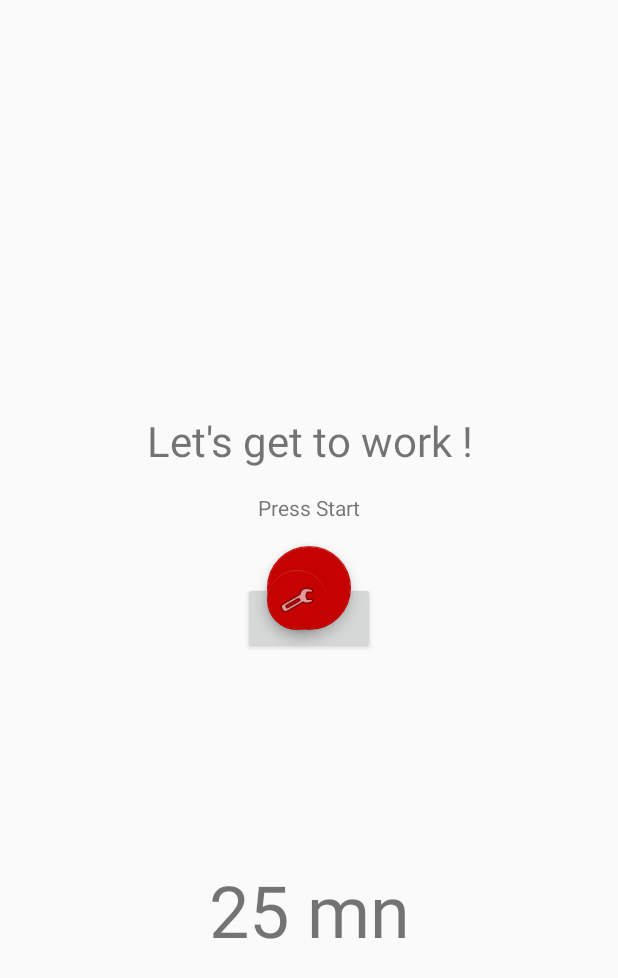
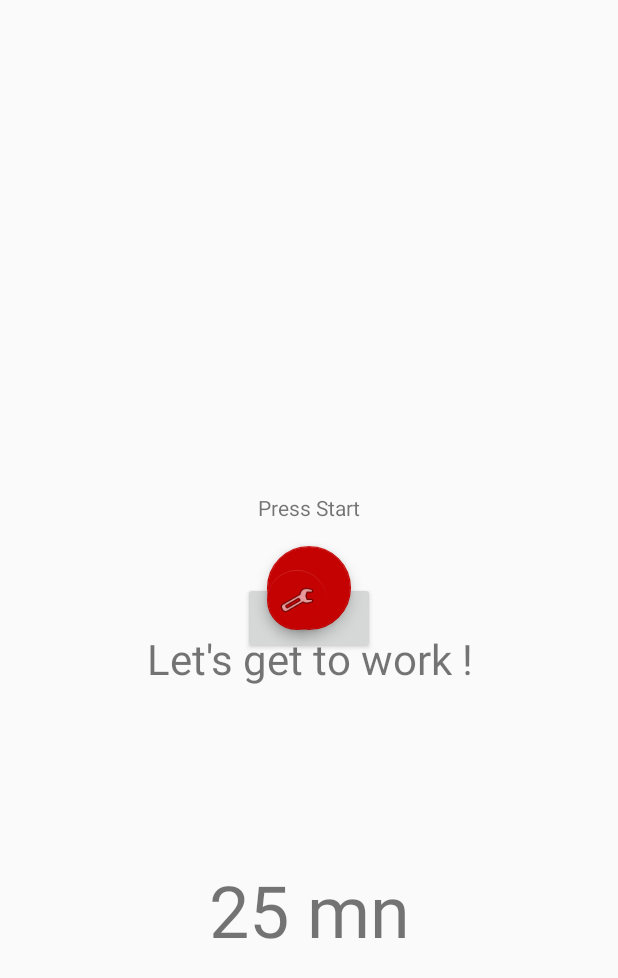
Before and after one commit to pepinpin/microDoro, an Android app: the screen it shows after launch (MainActivity), on a phone screen of 412 x 824 dp. Shown: the top 978 px of the screen. Run offline under Robolectric (Android 15) with nearby library versions, the phone set to English and light mode, and no system bars; libraries missing offline, so code that uses them is left out: com.gospelware.liquidbutton; plain views replace LiquidButton; 2 statements that could not run were skipped.

```diff
--- a/app/src/main/java/net/biospherecorp/microdoro/MainActivity.java
+++ b/app/src/main/java/net/biospherecorp/microdoro/MainActivity.java
@@ -437,14 +437,14 @@ public class MainActivity extends AppCompatActivity {
 	// turn the screen brightness up
 	private void _lightScreenUp(){
 		WindowManager.LayoutParams layout = getWindow().getAttributes();
-		layout.screenBrightness = 0.8f;
+		layout.screenBrightness = -1f;
 		getWindow().setAttributes(layout);
 	}
 
 	// dim the screen brightness down
 	private void _lightScreenDown(){
 		WindowManager.LayoutParams layout = getWindow().getAttributes();
-		layout.screenBrightness = 0.1f;
+		layout.screenBrightness = 0.2f;
 		getWindow().setAttributes(layout);
 	}
 
--- a/app/src/main/res/layout-land/activity_main.xml
+++ b/app/src/main/res/layout-land/activity_main.xml
@@ -16,8 +16,8 @@
 		android:layout_width="0dp"
 		android:layout_height="0dp"
 
-		android:layout_marginStart="32dp"
-		android:layout_marginEnd="32dp"
+		android:layout_marginStart="64dp"
+		android:layout_marginEnd="64dp"
 		android:layout_marginBottom="64dp"
 
 		app:layout_constraintTop_toTopOf="parent"
@@ -61,7 +61,6 @@
 
 		android:layout_width="wrap_content"
 		android:layout_height="wrap_content"
-
 		android:layout_marginTop="@dimen/activity_vertical_margin"
 		android:layout_marginStart="8dp"
 
@@ -72,6 +71,7 @@
 		android:id="@+id/text_time"
 		android:text=""
 		android:textSize="@dimen/time_left_text_size"
+		android:gravity="center"
 
 		android:layout_width="wrap_content"
 		android:layout_height="wrap_content"
@@ -84,8 +84,8 @@
 
 	<TextView
 		android:id="@+id/text_secondary"
-		android:text="@string/text_get_to_work"
 		android:textSize="@dimen/secondary_text_size"
+		android:gravity="center"
 
 		android:layout_width="wrap_content"
 		android:layout_height="wrap_content"
@@ -99,7 +99,9 @@
 
 	<TextView
 		android:id="@+id/text_third"
+		android:text="@string/text_get_to_work"
 		android:textSize="@dimen/secondary_text_size"
+		android:gravity="center"
 
 		android:layout_width="wrap_content"
 		android:layout_height="wrap_content"
--- a/app/src/main/res/layout-w820dp/activity_main.xml
+++ b/app/src/main/res/layout-w820dp/activity_main.xml
@@ -77,8 +77,8 @@
 
 	<TextView
 		android:id="@+id/text_time"
-		android:text=""
 		android:textSize="@dimen/time_left_text_size"
+		android:gravity="center"
 
 		android:layout_width="wrap_content"
 		android:layout_height="wrap_content"
@@ -91,8 +91,8 @@
 
 	<TextView
 		android:id="@+id/text_secondary"
-		android:text="@string/text_get_to_work"
 		android:textSize="@dimen/secondary_text_size"
+		android:gravity="center"
 
 		android:layout_width="wrap_content"
 		android:layout_height="wrap_content"
@@ -105,7 +105,9 @@
 
 	<TextView
 		android:id="@+id/text_third"
+		android:text="@string/text_get_to_work"
 		android:textSize="@dimen/secondary_text_size"
+		android:gravity="center"
 
 		android:layout_width="wrap_content"
 		android:layout_height="wrap_content"
--- a/app/src/main/res/layout/activity_main.xml
+++ b/app/src/main/res/layout/activity_main.xml
@@ -1,5 +1,4 @@
 <?xml version="1.0" encoding="utf-8"?>
-
 <android.support.constraint.ConstraintLayout
 	xmlns:android="http://schemas.android.com/apk/res/android"
 	xmlns:app="http://schemas.android.com/apk/res-auto"
@@ -44,8 +43,6 @@
 		app:srcCompat="@android:drawable/ic_media_play"
 		app:fabSize="normal"
 		android:clickable="true"
-		app:layout_anchor="@id/activity_main"
-		app:layout_anchorGravity="bottom|center_horizontal"
 
 		android:layout_width="wrap_content"
 		android:layout_height="wrap_content"
@@ -60,8 +57,6 @@
 		app:srcCompat="@android:drawable/ic_menu_preferences"
 		app:fabSize="mini"
 		android:clickable="true"
-		app:layout_anchor="@id/activity_main"
-		app:layout_anchorGravity="bottom|left|start"
 
 		android:layout_width="wrap_content"
 		android:layout_height="wrap_content"
@@ -75,6 +70,7 @@
 	<TextView
 		android:id="@+id/text_time"
 		android:textSize="@dimen/time_left_text_size"
+		android:gravity="center"
 
 		android:layout_width="wrap_content"
 		android:layout_height="wrap_content"
@@ -87,7 +83,6 @@
 
 	<TextView
 		android:id="@+id/text_secondary"
-		android:text="@string/text_get_to_work"
 		android:textSize="@dimen/secondary_text_size"
 		android:gravity="center"
 
@@ -102,6 +97,7 @@
 
 	<TextView
 		android:id="@+id/text_third"
+		android:text="@string/text_get_to_work"
 		android:textSize="@dimen/secondary_text_size"
 		android:gravity="center"
 
--- a/app/src/main/res/values/colors.xml
+++ b/app/src/main/res/values/colors.xml
@@ -3,4 +3,6 @@
 	<color name="colorPrimary">#c50202</color>
 	<color name="colorPrimaryDark">#a41111</color>
 	<color name="colorAccent">#fda400</color>
+
+	<color name="colorDeactivated">#9e9e9e</color>
 </resources>
```
Also changed, not shown: 1 other file.
